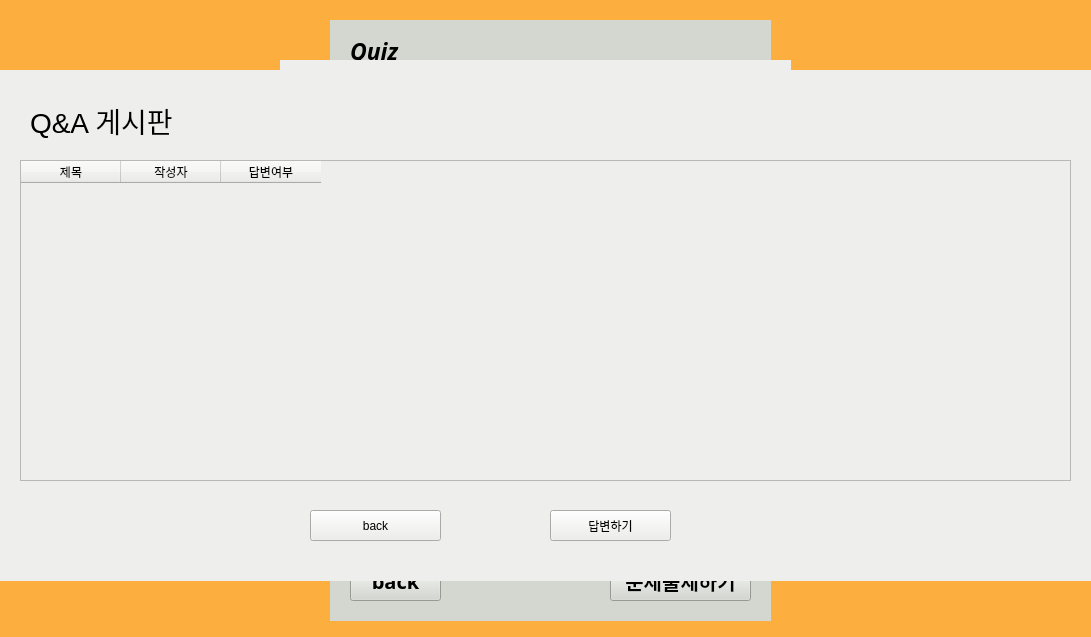
Before: the Qt Designer form professor.ui in YangwonChoi/eduwill, drawn with Qt 5.
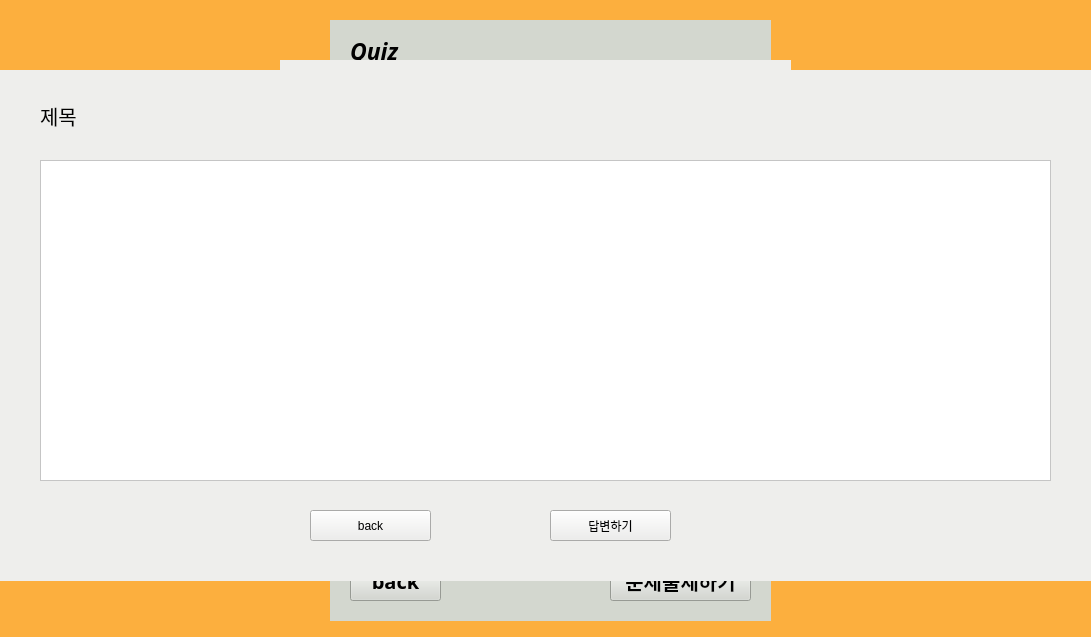
After: the same form once the commit is applied.

```diff
--- a/professor.ui
+++ b/professor.ui
@@ -1337,7 +1337,7 @@
      </property>
     </widget>
    </widget>
-   <widget class="QWidget" name="widget" native="true">
+   <widget class="QWidget" name="qn_widget" native="true">
     <property name="geometry">
      <rect>
       <x>0</x>
@@ -1419,6 +1419,76 @@
      </property>
     </widget>
    </widget>
+   <widget class="QWidget" name="anser_widget" native="true">
+    <property name="geometry">
+     <rect>
+      <x>0</x>
+      <y>70</y>
+      <width>1091</width>
+      <height>511</height>
+     </rect>
+    </property>
+    <property name="styleSheet">
+     <string notr="true">background-color: rgb(238, 238, 236);</string>
+    </property>
+    <widget class="QLabel" name="Questions_label">
+     <property name="geometry">
+      <rect>
+       <x>40</x>
+       <y>30</y>
+       <width>961</width>
+       <height>31</height>
+      </rect>
+     </property>
+     <property name="font">
+      <font>
+       <pointsize>15</pointsize>
+      </font>
+     </property>
+     <property name="text">
+      <string>제목</string>
+     </property>
+    </widget>
+    <widget class="QPushButton" name="anser_back">
+     <property name="geometry">
+      <rect>
+       <x>310</x>
+       <y>440</y>
+       <width>121</width>
+       <height>31</height>
+      </rect>
+     </property>
+     <property name="text">
+      <string>back</string>
+     </property>
+    </widget>
+    <widget class="QPushButton" name="anser_btn2">
+     <property name="geometry">
+      <rect>
+       <x>550</x>
+       <y>440</y>
+       <width>121</width>
+       <height>31</height>
+      </rect>
+     </property>
+     <property name="text">
+      <string>답변하기</string>
+     </property>
+    </widget>
+    <widget class="QTextEdit" name="textEdit">
+     <property name="geometry">
+      <rect>
+       <x>40</x>
+       <y>90</y>
+       <width>1011</width>
+       <height>321</height>
+      </rect>
+     </property>
+     <property name="styleSheet">
+      <string notr="true">background-color: rgb(255, 255, 255);</string>
+     </property>
+    </widget>
+   </widget>
    <zorder>sign_widget</zorder>
    <zorder>select_widget</zorder>
    <zorder>quiz_widget</zorder>
@@ -1426,7 +1496,8 @@
    <zorder>login_widget</zorder>
    <zorder>make_widget</zorder>
    <zorder>menu_widget</zorder>
-   <zorder>widget</zorder>
+   <zorder>qn_widget</zorder>
+   <zorder>anser_widget</zorder>
   </widget>
  </widget>
  <resources/>
```
